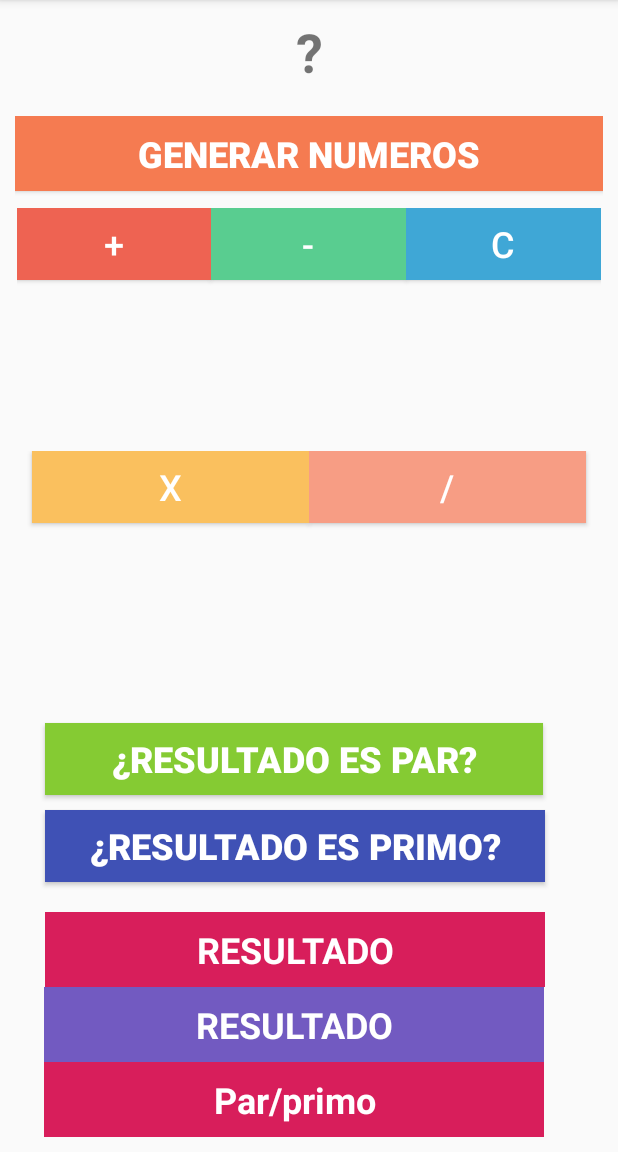
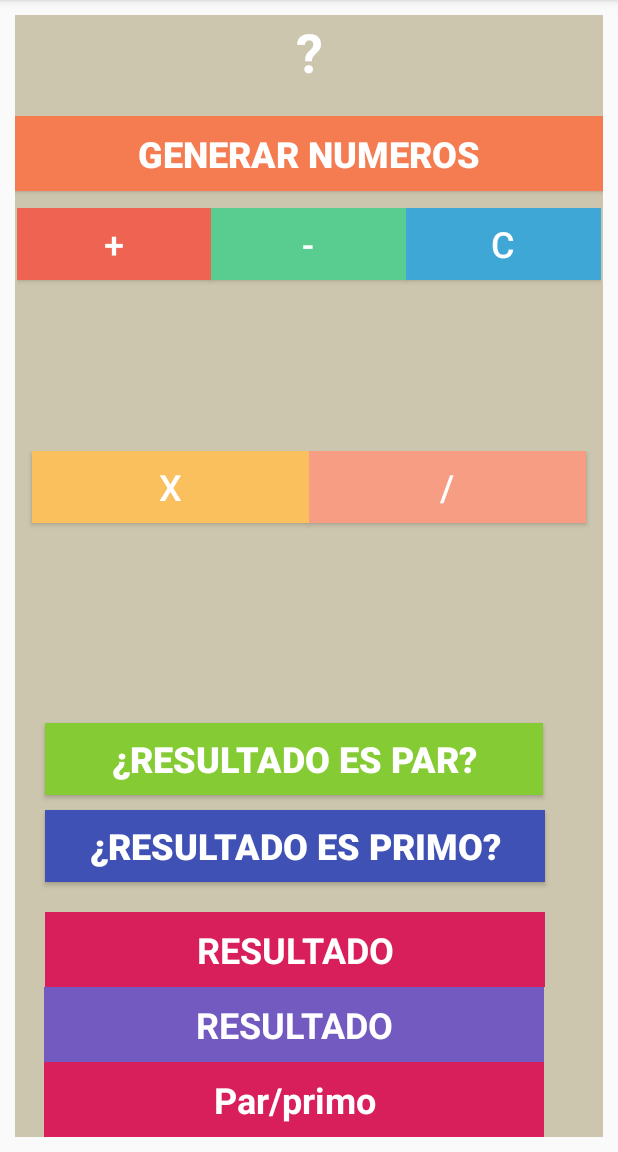
Before and after one commit to arturourg/Certamen, an Android app: the screen it shows after launch (MainActivity), on a phone screen of 412 x 824 dp, the part 84-1236 px from its top. Run offline under Robolectric (Android 15) with nearby library versions, the phone set to English and light mode, and no system bars.

Commit message:
Certamen1

```diff
--- a/app/src/main/res/layout/activity_main.xml
+++ b/app/src/main/res/layout/activity_main.xml
@@ -3,6 +3,7 @@
     android:layout_width="match_parent"
     android:layout_height="match_parent"
     android:layout_margin="10dp"
+    android:background="#CDC6AE"
     android:orientation="vertical">
 
     <LinearLayout
@@ -28,6 +29,7 @@
             android:layout_weight="1"
             android:gravity="center_horizontal|center_vertical"
             android:text="@string/operacion"
+            android:textColor="#FFFFFF"
             android:textSize="36sp"
             android:textStyle="bold" />
 
@@ -38,6 +40,7 @@
             android:layout_weight="1"
             android:gravity="center|center_horizontal|center_vertical"
             android:inputType="number"
+            android:textColor="#FFFFFF"
             android:textSize="36sp" />
 
     </LinearLayout>
```
